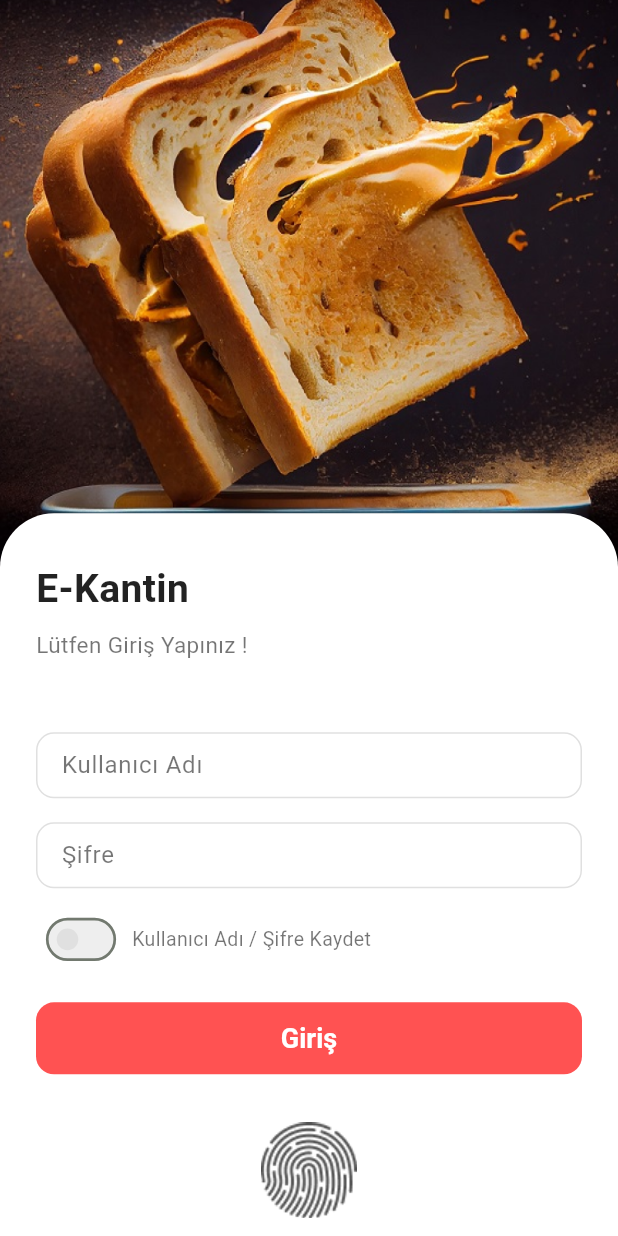
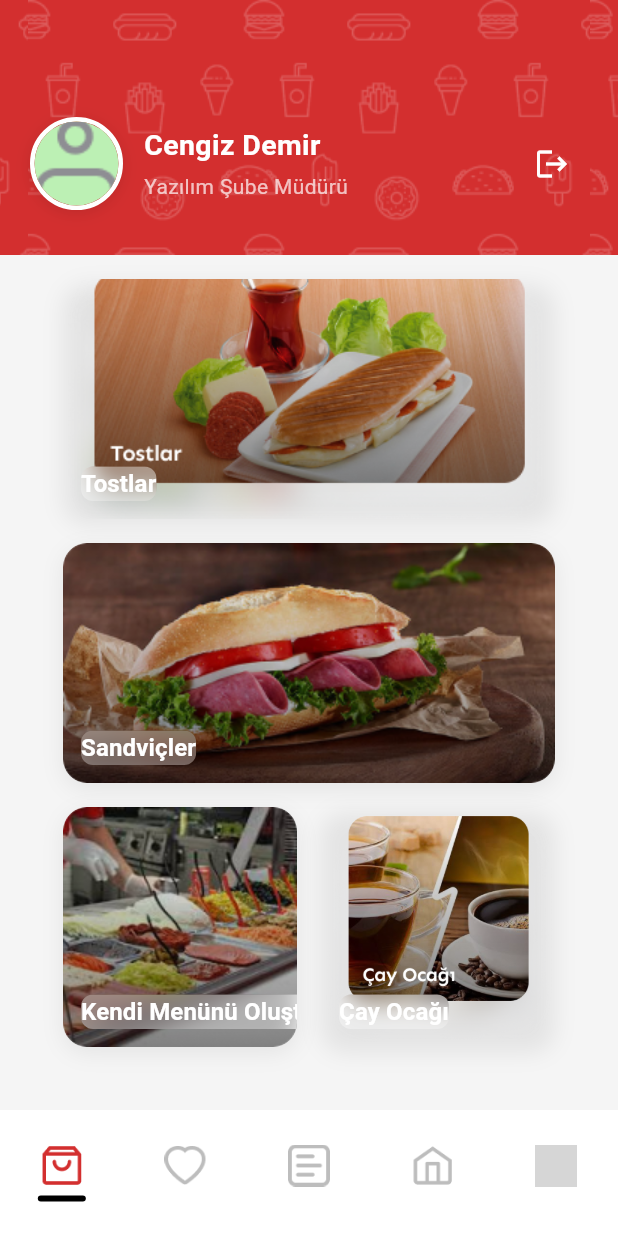
Before and after one commit to iremsu-erdemir/E-Kantin_3, a Flutter app: the screen it shows after launch, on a phone screen of 412 x 824 dp. Run offline on Flutter 3.47's test engine with Material 3 defaults, Android fonts, the light colour scheme and no system bars; Roboto replaces fonts that are missing (Poppins); grey boxes are pictures that could not be loaded.

Commit message:
home page başlangıç

```diff
--- /dev/null
+++ b/lib/home_page.dart
@@ -0,0 +1,307 @@
+import 'package:flutter/material.dart';
+import 'package:flutter/services.dart';
+import 'dart:ui';
+
+class HomePage extends StatefulWidget {
+  const HomePage({Key? key}) : super(key: key);
+
+  @override
+  State<HomePage> createState() => _HomePageState();
+}
+
+class _HomePageState extends State<HomePage> {
+  int _selectedIndex = 0;
+
+  // Figma'ya göre bottom bar ikon isimleri (assets/images altında)
+  final List<String> _bottomIcons = [
+    'cart.png',        // Home
+    'wishlist.png',    // Favorites
+    'categories.png',  // Orders
+    'shop.png',        // Download
+    'person.png',      // Profile
+  ];
+
+  @override
+  void initState() {
+    super.initState();
+    // Durum çubuğu rengini ayarla
+    SystemChrome.setSystemUIOverlayStyle(const SystemUiOverlayStyle(
+      statusBarColor: Color(0xFFD32F2F), // Kırmızı başlık ile uyumlu
+      statusBarIconBrightness: Brightness.light,
+    ));
+  }
+
+  @override
+  Widget build(BuildContext context) {
+    final double screenWidth = MediaQuery.of(context).size.width;
+    final double screenHeight = MediaQuery.of(context).size.height;
+    final double headerHeight = 170; // Figma: 375x170
+    final double cardWidth = 328;    // Figma: 328
+    final double cardHeight = 160;   // Figma: 160
+    final double smallCardWidth = 156; // Figma: 156
+    final double smallCardHeight = 160;
+
+    return Scaffold(
+      backgroundColor: const Color(0xFFF5F5F5),
+      body: Stack(
+        children: [
+          // Ana arka plan (Rectangle 33)
+          Positioned(
+            left: 0,
+            right: 0,
+            top: headerHeight - 16, // başlık altına hizala
+            child: Container(
+              width: screenWidth,
+              height: screenHeight - (headerHeight - 16) - 84, // ekran yüksekliğinden header ve bottom barı çıkar
+              decoration: const BoxDecoration(
+                color: Color(0xFFF5F5F5),
+                borderRadius: BorderRadius.only(
+                  topLeft: Radius.circular(16),
+                  topRight: Radius.circular(16),
+                ),
+              ),
+            ),
+          ),
+          Column(
+            children: [
+              // Kırmızı başlık alanı
+              Container(
+                width: screenWidth,
+                height: headerHeight,
+                decoration: const BoxDecoration(
+                  color: Color(0xFFD32F2F),
+                  image: DecorationImage(
+                    image: AssetImage('assets/images/Pattern.png'),
+                    repeat: ImageRepeat.repeat,
+                    fit: BoxFit.none,
+                  ),
+                ),
+                child: Padding(
+                  padding: const EdgeInsets.only(top: 48, left: 20, right: 20),
+                  child: Row(
+                    crossAxisAlignment: CrossAxisAlignment.center,
+                    children: [
+                      Container(
+                        decoration: BoxDecoration(
+                          shape: BoxShape.circle,
+                          border: Border.all(color: Colors.white, width: 3),
+                          boxShadow: [
+                            BoxShadow(
+                              color: Colors.black.withOpacity(0.1),
+                              blurRadius: 8,
+                              offset: const Offset(0, 2),
+                            ),
+                          ],
+                        ),
+                        child: const CircleAvatar(
+                          radius: 28,
+                          backgroundImage: AssetImage('assets/images/profile.png'),
+                        ),
+                      ),
+                      const SizedBox(width: 14),
+                      Expanded(
+                        child: Column(
+                          crossAxisAlignment: CrossAxisAlignment.start,
+                          mainAxisAlignment: MainAxisAlignment.center,
+                          children: const [
+                            Text(
+                              'Cengiz Demir',
+                              style: TextStyle(
+                                color: Colors.white,
+                                fontSize: 19,
+                                fontWeight: FontWeight.bold,
+                              ),
+                            ),
+                            SizedBox(height: 4),
+                            Text(
+                              'Yazılım Şube Müdürü',
+                              style: TextStyle(
+                                color: Colors.white70,
+                                fontSize: 14,
+                              ),
+                            ),
+                          ],
+                        ),
+                      ),
+                      IconButton(
+                        icon: const Icon(Icons.logout, color: Colors.white, size: 24),
+                        onPressed: () {
+                          // Logout işlemi
+                        },
+                        padding: EdgeInsets.zero,
+                        constraints: const BoxConstraints(),
+                      ),
+                    ],
+                  ),
+                ),
+              ),
+              // Kategori kartları
+              Expanded(
+                child: Container(
+                  color: Colors.transparent,
+                  child: ListView(
+                    padding: const EdgeInsets.symmetric(horizontal: 24, vertical: 16),
+                    children: [
+                      // Tostlar kartı
+                      Center(
+                        child: _buildCategoryCard(
+                          context,
+                          title: 'Tostlar',
+                          imagePath: 'assets/images/tost.png',
+                          width: cardWidth,
+                          height: cardHeight,
+                          borderRadius: 16,
+                        ),
+                      ),
+                      const SizedBox(height: 16),
+                      // Sandviçler kartı
+                      Center(
+                        child: _buildCategoryCard(
+                          context,
+                          title: 'Sandviçler',
+                          imagePath: 'assets/images/sandwich.png',
+                          width: cardWidth,
+                          height: cardHeight,
+                          borderRadius: 16,
+                        ),
+                      ),
+                      const SizedBox(height: 16),
+                      // Kendi Menünü Oluştur & Çay Ocağı kartları yan yana
+                      Row(
+                        mainAxisAlignment: MainAxisAlignment.center,
+                        children: [
+                          _buildCategoryCard(
+                            context,
+                            title: 'Kendi Menünü Oluştur',
+                            imagePath: 'assets/images/karisik.png',
+                            width: smallCardWidth,
+                            height: smallCardHeight,
+                            borderRadius: 16,
+                          ),
+                          const SizedBox(width: 16),
+                          _buildCategoryCard(
+                            context,
+                            title: 'Çay Ocağı',
+                            imagePath: 'assets/images/cay.png',
+                            width: smallCardWidth,
+                            height: smallCardHeight,
+                            borderRadius: 16,
+                          ),
+                        ],
+                      ),
+                    ],
+                  ),
+                ),
+              ),
+              // Custom Bottom Bar
+              Container(
+                color: Colors.white,
+                height: 84,
+                child: Row(
+                  mainAxisAlignment: MainAxisAlignment.spaceAround,
+                  children: List.generate(_bottomIcons.length, (index) {
+                    final isSelected = _selectedIndex == index;
+                    final iconName = _bottomIcons[index];
+                    return Expanded(
+                      child: GestureDetector(
+                        onTap: () {
+                          setState(() {
+                            _selectedIndex = index;
+                          });
+                        },
+                        child: Column(
+                          mainAxisSize: MainAxisSize.min,
+                          children: [
+                            Image.asset(
+                              'assets/images/$iconName',
+                              width: 28,
+                              height: 28,
+                              color: isSelected ? const Color(0xFFD32F2F) : Colors.grey[400],
+                            ),
+                            const SizedBox(height: 6),
+                            AnimatedContainer(
+                              duration: const Duration(milliseconds: 200),
+                              height: 4,
+                              width: 32,
+                              decoration: BoxDecoration(
+                                color: isSelected ? Colors.black : Colors.transparent,
+                                borderRadius: BorderRadius.circular(2),
+                              ),
+                            ),
+                          ],
+                        ),
+                      ),
+                    );
+                  }),
+                ),
+              ),
+            ],
+          ),
+        ],
+      ),
+    );
+  }
+
+  Widget _buildCategoryCard(
+    BuildContext context, {
+    required String title,
+    required String imagePath,
+    double width = 328,
+    double height = 160,
+    double borderRadius = 16,
+  }) {
+    return Container(
+      width: width,
+      height: height,
+      decoration: BoxDecoration(
+        borderRadius: BorderRadius.circular(borderRadius),
+        boxShadow: [
+          BoxShadow(
+            color: Colors.black.withOpacity(0.07),
+            blurRadius: 12,
+            offset: const Offset(0, 4),
+          ),
+        ],
+      ),
+      child: ClipRRect(
+        borderRadius: BorderRadius.circular(borderRadius),
+        child: Stack(
+          children: [
+            Image.asset(
+              imagePath,
+              width: width,
+              height: height,
+              fit: BoxFit.cover,
+            ),
+            // Blur ve yarı saydam beyaz arka planlı kategori adı
+            Positioned(
+              left: 12,
+              bottom: 12,
+              child: ClipRRect(
+                borderRadius: BorderRadius.circular(8),
+                child: BackdropFilter(
+                  filter: ImageFilter.blur(sigmaX: 8, sigmaY: 8),
+                  child: Container(
+                    color: Colors.white.withOpacity(0.30),
+                    padding: EdgeInsets.zero,
+                    child: Text(
+                      title,
+                      maxLines: 1,
+                      overflow: TextOverflow.ellipsis,
+                      style: const TextStyle(
+                        color: Colors.white,
+                        fontSize: 16,
+                        fontWeight: FontWeight.bold,
+                        letterSpacing: 0.1,
+                      ),
+                    ),
+                  ),
+                ),
+              ),
+            ),
+          ],
+        ),
+      ),
+    );
+  }
+}
--- a/lib/main.dart
+++ b/lib/main.dart
@@ -1,5 +1,6 @@
 import 'package:flutter/material.dart';
 import 'login_page.dart';
+import 'home_page.dart';
 
 void main() {
   runApp(const EKantinApp());
@@ -21,7 +22,7 @@ class EKantinApp extends StatelessWidget {
         useMaterial3: true,
         fontFamily: 'Poppins',
       ),
-      home: const LoginPage(),
+      home: const HomePage(),
     );
   }
 }
```
Also changed, not shown: assets/image.png (added), assets/images/Pattern.png (added), assets/images/cart.png (added), assets/images/categories.png (added), assets/images/cay.png (added), assets/images/karisik.png (added), assets/images/profile.png (added), assets/images/sandwich.png (added), assets/images/shop.png (added), assets/images/tost.png (added), assets/images/wishlist.png (added).
